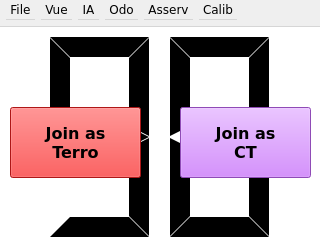
The window that mainwindow.ui (7Robot/minigui) describes before a commit, drawn with Qt 5.
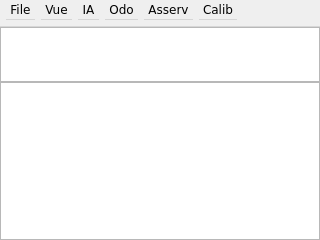
The same window after the commit. Icons and pictures are not drawn.

Commit message: Changement de vue.

The edit to the form file:
```diff
--- a/mainwindow.ui
+++ b/mainwindow.ui
@@ -60,11 +60,11 @@
       <number>0</number>
      </property>
      <item>
-      <widget class="QTextBrowser" name="CANBrowser">
-       <property name="minimumSize">
+      <widget class="QPlainTextEdit" name="historyIA">
+       <property name="maximumSize">
         <size>
-         <width>0</width>
-         <height>150</height>
+         <width>16777215</width>
+         <height>55</height>
         </size>
        </property>
        <property name="font">
@@ -72,26 +72,29 @@
          <pointsize>6</pointsize>
         </font>
        </property>
-       <property name="frameShape">
-        <enum>QFrame::HLine</enum>
+       <property name="focusPolicy">
+        <enum>Qt::NoFocus</enum>
        </property>
        <property name="textInteractionFlags">
         <set>Qt::NoTextInteraction</set>
        </property>
+       <property name="maximumBlockCount">
+        <number>30</number>
+       </property>
       </widget>
      </item>
      <item>
-      <widget class="QTextBrowser" name="IABrowser">
+      <widget class="QPlainTextEdit" name="historyCAN">
        <property name="font">
         <font>
          <pointsize>6</pointsize>
         </font>
        </property>
-       <property name="frameShape">
-        <enum>QFrame::HLine</enum>
+       <property name="focusPolicy">
+        <enum>Qt::NoFocus</enum>
        </property>
-       <property name="textInteractionFlags">
-        <set>Qt::NoTextInteraction</set>
+       <property name="maximumBlockCount">
+        <number>100</number>
        </property>
       </widget>
      </item>
@@ -1066,9 +1069,9 @@
      <enum>QFrame::NoFrame</enum>
     </property>
    </widget>
+   <zorder>match</zorder>
    <zorder>plateau</zorder>
    <zorder>messages</zorder>
-   <zorder>match</zorder>
   </widget>
   <widget class="QMenuBar" name="menuBar">
    <property name="geometry">
```
The commit also changes 1 other file.
